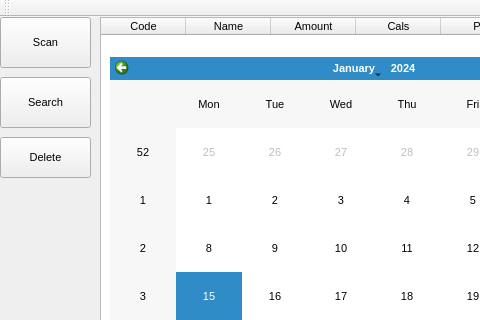
Above: src/gui/mainwindow.ui from vvainola/food_tracking before the change; both pictures show x 0 to 480 and y 0 to 320 of the 800 by 480 pixel window. Below: the same form after it.
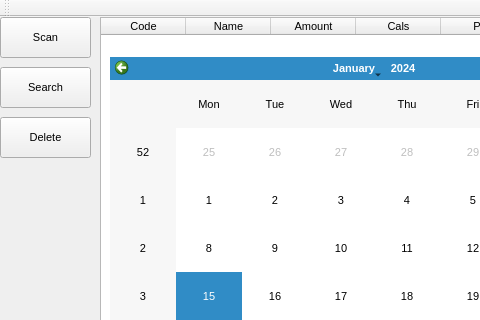
That is the form after the change.

What changed in the file:
```diff
--- a/src/gui/mainwindow.ui
+++ b/src/gui/mainwindow.ui
@@ -37,7 +37,7 @@
       <x>0</x>
       <y>0</y>
       <width>91</width>
-      <height>51</height>
+      <height>41</height>
      </rect>
     </property>
     <property name="text">
@@ -104,9 +104,9 @@
     <property name="geometry">
      <rect>
       <x>0</x>
-      <y>60</y>
+      <y>50</y>
       <width>91</width>
-      <height>51</height>
+      <height>41</height>
      </rect>
     </property>
     <property name="text">
@@ -117,7 +117,7 @@
     <property name="geometry">
      <rect>
       <x>0</x>
-      <y>120</y>
+      <y>100</y>
       <width>91</width>
       <height>41</height>
      </rect>
```
Left out of the diff: 21 changed lines with no effect on the pictures.
